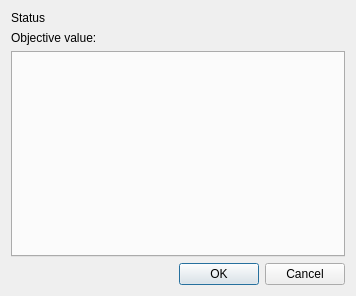
Old version of the form GEMEditor/solution/ui/src/SolutionDialog.ui in the repository JuBra/GEMEditor.
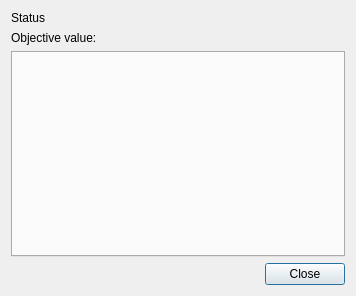
New version of the form.

Commit message:
Change dialog buttons (#15)
* Change module structure
* Change button to close in solution dialog
* Fix import
* Change buttons to save in edit buttons

```diff
--- a/GEMEditor/solution/ui/src/SolutionDialog.ui
+++ b/GEMEditor/solution/ui/src/SolutionDialog.ui
@@ -68,7 +68,7 @@
       <enum>Qt::Horizontal</enum>
      </property>
      <property name="standardButtons">
-      <set>QDialogButtonBox::Cancel|QDialogButtonBox::Ok</set>
+      <set>QDialogButtonBox::Close</set>
      </property>
     </widget>
    </item>
```
The commit also changes 236 other files.
